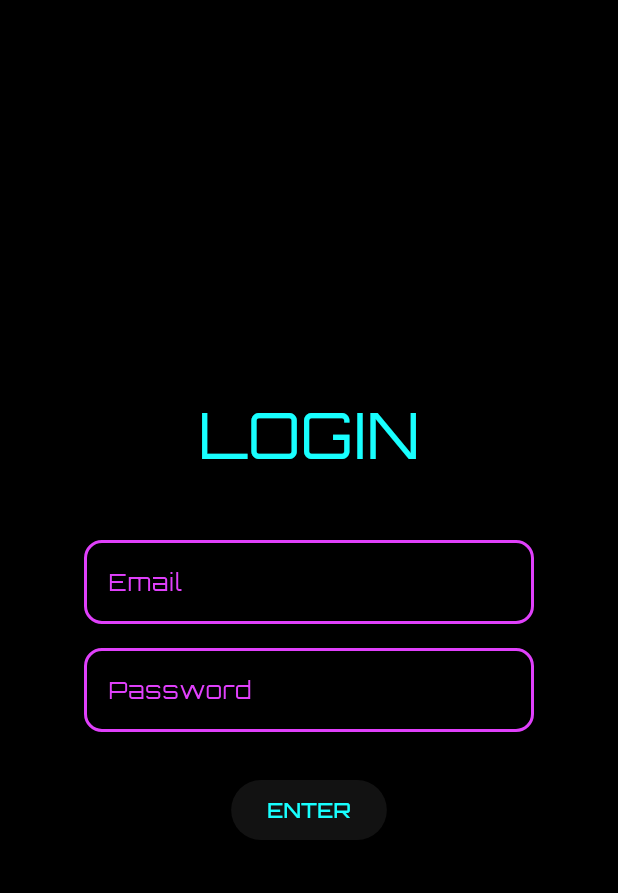
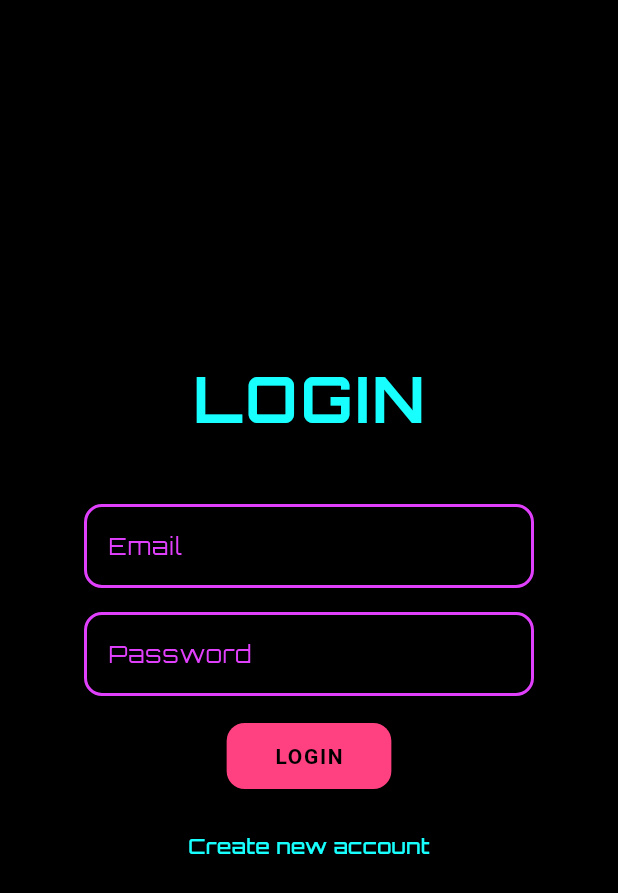
Before and after one commit to vincenzo-iorio/ai, a Flutter app: the screen it shows after launch, on a phone screen of 412 x 824 dp. Shown: the top 893 px of the screen. Run offline on Flutter 3.47's test engine with Material 3 defaults, Android fonts, the phone set to English and light mode, and no system bars; our stand-ins replace google_fonts.

Commit message:
add mainpage

```diff
--- a/lib/main.dart
+++ b/lib/main.dart
@@ -1,8 +1,13 @@
 import 'package:flutter/material.dart';
 import 'package:google_fonts/google_fonts.dart';
 import 'pages/login_page.dart';
+import 'pages/main_page.dart';
+import 'pages/chat_page.dart';
 
-void main() => runApp(const CyberpunkApp());
+void main() {
+  WidgetsFlutterBinding.ensureInitialized();
+  runApp(const CyberpunkApp());
+}
 
 class CyberpunkApp extends StatelessWidget {
   const CyberpunkApp({super.key});
@@ -14,13 +19,19 @@ class CyberpunkApp extends StatelessWidget {
       debugShowCheckedModeBanner: false,
       theme: ThemeData.dark().copyWith(
         scaffoldBackgroundColor: Colors.black,
-        textTheme: GoogleFonts.orbitronTextTheme(ThemeData.dark().textTheme),
+        textTheme: GoogleFonts.orbitronTextTheme(
+          ThemeData.dark().textTheme,
+        ),
         colorScheme: const ColorScheme.dark(
           primary: Colors.cyanAccent,
           secondary: Colors.pinkAccent,
         ),
       ),
       home: const LoginPage(),
+      routes: {
+        '/main': (_) => const MainPage(),
+        '/chat': (_) => const ChatPage(),
+      },
     );
   }
 }
--- a/lib/pages/login_page.dart
+++ b/lib/pages/login_page.dart
@@ -1,5 +1,5 @@
 import 'package:flutter/material.dart';
-import 'chat_page.dart';
+import 'main_page.dart'; // route after login
 
 class LoginPage extends StatefulWidget {
   const LoginPage({super.key});
@@ -11,12 +11,55 @@ class LoginPage extends StatefulWidget {
 class _LoginPageState extends State<LoginPage> {
   final _email = TextEditingController();
   final _password = TextEditingController();
+  bool _isLoading = false;
+  String? _errorMessage;
 
   @override
   void dispose() {
     _email.dispose();
     _password.dispose();
     super.dispose();
+  }
+
+  // Dummy login without backend
+  Future<void> _login() async {
+    setState(() {
+      _isLoading = true;
+      _errorMessage = null;
+    });
+
+    await Future.delayed(const Duration(seconds: 1)); // simulate loading
+
+    // For offline mode, allow any non-empty credentials
+    if (_email.text.trim().isNotEmpty && _password.text.trim().isNotEmpty) {
+      Navigator.of(context).pushReplacement(
+        MaterialPageRoute(builder: (_) => const MainPage()),
+      );
+    } else {
+      setState(() => _errorMessage = "Please enter email and password");
+    }
+
+    setState(() => _isLoading = false);
+  }
+
+  // Dummy signup without backend
+  Future<void> _signUp() async {
+    setState(() {
+      _isLoading = true;
+      _errorMessage = null;
+    });
+
+    await Future.delayed(const Duration(seconds: 1));
+
+    if (_email.text.trim().isNotEmpty && _password.text.trim().isNotEmpty) {
+      Navigator.of(context).pushReplacement(
+        MaterialPageRoute(builder: (_) => const MainPage()),
+      );
+    } else {
+      setState(() => _errorMessage = "Please enter email and password");
+    }
+
+    setState(() => _isLoading = false);
   }
 
   @override
@@ -27,6 +70,7 @@ class _LoginPageState extends State<LoginPage> {
     );
 
     return Scaffold(
+      backgroundColor: Colors.black,
       body: Center(
         child: SingleChildScrollView(
           padding: const EdgeInsets.all(24),
@@ -35,9 +79,16 @@ class _LoginPageState extends State<LoginPage> {
             children: [
               const Text(
                 'LOGIN',
-                style: TextStyle(fontSize: 42, color: Colors.cyanAccent),
+                style: TextStyle(
+                  fontSize: 42,
+                  color: Colors.cyanAccent,
+                  fontWeight: FontWeight.bold,
+                  letterSpacing: 2,
+                ),
               ),
               const SizedBox(height: 40),
+
+              // Email field
               SizedBox(
                 width: 300,
                 child: TextField(
@@ -53,6 +104,8 @@ class _LoginPageState extends State<LoginPage> {
                 ),
               ),
               const SizedBox(height: 16),
+
+              // Password field
               SizedBox(
                 width: 300,
                 child: TextField(
@@ -67,15 +120,50 @@ class _LoginPageState extends State<LoginPage> {
                   ),
                 ),
               ),
-              const SizedBox(height: 28),
-              ElevatedButton(
-                onPressed: () {
-                  Navigator.of(context).pushReplacement(
-                    MaterialPageRoute(builder: (_) => const ChatPage()),
-                  );
-                },
-                child: const Text('ENTER'),
-              ),
+              const SizedBox(height: 16),
+
+              if (_errorMessage != null)
+                Padding(
+                  padding: const EdgeInsets.only(bottom: 16),
+                  child: Text(
+                    _errorMessage!,
+                    style: const TextStyle(color: Colors.redAccent),
+                  ),
+                ),
+
+              _isLoading
+                  ? const CircularProgressIndicator(color: Colors.pinkAccent)
+                  : Column(
+                      children: [
+                        // Login button
+                        ElevatedButton(
+                          style: ElevatedButton.styleFrom(
+                            backgroundColor: Colors.pinkAccent,
+                            foregroundColor: Colors.black,
+                            padding: const EdgeInsets.symmetric(
+                                horizontal: 32, vertical: 14),
+                            shape: RoundedRectangleBorder(
+                              borderRadius: BorderRadius.circular(12),
+                            ),
+                            textStyle: const TextStyle(
+                              fontWeight: FontWeight.bold,
+                              letterSpacing: 1.1,
+                            ),
+                          ),
+                          onPressed: _login,
+                          child: const Text('LOGIN'),
+                        ),
+                        const SizedBox(height: 12),
+                        // Signup button
+                        TextButton(
+                          onPressed: _signUp,
+                          child: const Text(
+                            "Create new account",
+                            style: TextStyle(color: Colors.cyanAccent),
+                          ),
+                        ),
+                      ],
+                    ),
             ],
           ),
         ),
--- a/pubspec.yaml
+++ b/pubspec.yaml
@@ -31,6 +31,7 @@ dependencies:
   flutter:
     sdk: flutter
   google_fonts: ^6.1.0
+  supabase_flutter: ^2.3.4   # esempio, usa l’ultima versione
 
   # The following adds the Cupertino Icons font to your application.
   # Use with the CupertinoIcons class for iOS style icons.
```
Also changed, not shown: lib/pages/chat_page.dart (+73 -35 lines), lib/pages/main_page.dart (added, +123 -0 lines), lib/widgets/message_bubble.dart (+27 -12 lines), pubspec.lock, 6 other files.
